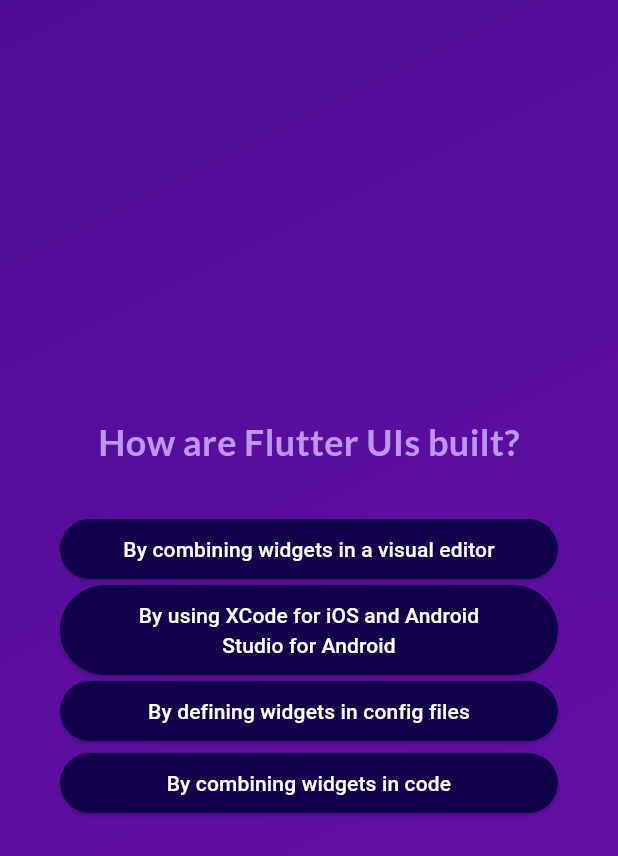
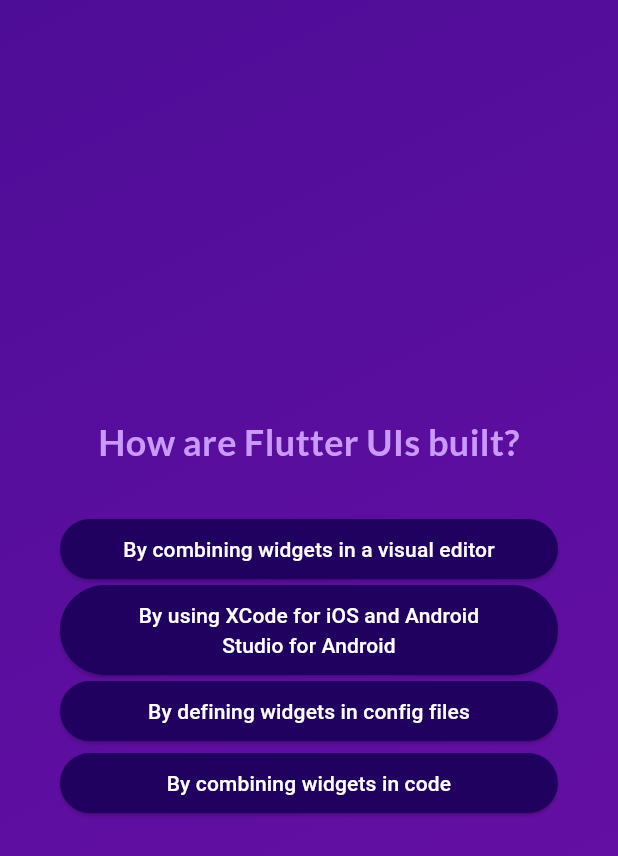
Before and after one commit to MuhammadAhmadd1/Dart-Quiz-App, a Flutter app: the screen it shows after launch, after a tap on "Start Quiz", after a tap on "Components", on a phone screen of 412 x 824 dp. Shown: the top 856 px of the screen. Run offline on Flutter 3.47's test engine with Material 3 defaults, Android fonts, the phone set to English and light mode, and no system bars; our stand-ins replace google_fonts.

Commit message:
Added Comments

```diff
--- a/lib/answer_button.dart
+++ b/lib/answer_button.dart
@@ -1,22 +1,33 @@
 import 'package:flutter/material.dart';
 
 class AnswerButton extends StatelessWidget {
-  const AnswerButton(
-      {required this.answerText, required this.onTap, super.key});
-  final String answerText;
-  final Function() onTap;
+  const AnswerButton({
+    super.key,
+    required this.answerText, // Text displayed on the button
+    required this.onTap,      // Callback function to handle button tap
+  });
+
+  final String answerText;            // The answer text to display on the button
+  final void Function() onTap;        // Function to be called when the button is tapped
+
   @override
-  Widget build(context) {
+  Widget build(BuildContext context) {
     return ElevatedButton(
-      onPressed: onTap,
+      onPressed: onTap, // Set the onPressed event to call the provided function
       style: ElevatedButton.styleFrom(
-        padding: const EdgeInsets.symmetric(vertical: 10, horizontal: 40),
-        backgroundColor: const Color.fromRGBO(17, 1, 75, 1),
-        foregroundColor: Colors.white,
+        padding: const EdgeInsets.symmetric(
+          vertical: 10,   // Vertical padding for the button
+          horizontal: 40,  // Horizontal padding for the button
+        ),
+        backgroundColor: const Color.fromARGB(255, 33, 1, 95), // Button background color
+        foregroundColor: Colors.white, // Text color for the button
+        shape: RoundedRectangleBorder(
+          borderRadius: BorderRadius.circular(40), // Rounded corners for the button
+        ),
       ),
       child: Text(
-        answerText,
-        textAlign: TextAlign.center,
+        answerText, // Display the answer text on the button
+        textAlign: TextAlign.center, // Center align the text
       ),
     );
   }
--- a/lib/models/quiz_questions.dart
+++ b/lib/models/quiz_questions.dart
@@ -1,10 +1,10 @@
 class QuizQuestions {
-  const QuizQuestions(this.text,this.answer);
+  const QuizQuestions(this.text,this.answers);
   final String text;
-  final List<String> answer;
+  final List<String> answers;
 
   List<String> getShuffledAnswers(){
-    final shufflesList = List.of(answer);
+    final shufflesList = List.of(answers);
     shufflesList.shuffle();
     return shufflesList;
   }
--- a/lib/question_screen.dart
+++ b/lib/question_screen.dart
@@ -3,56 +3,67 @@ import 'package:quiz_app/answer_button.dart';
 import 'package:quiz_app/data/questions.dart';
 import 'package:google_fonts/google_fonts.dart';
 
+// A StatefulWidget representing the question screen of the quiz
 class QuestionScreen extends StatefulWidget {
-  const QuestionScreen({super.key,required this.onChoosenanswers});
+  const QuestionScreen({
+    super.key,
+    required this.onSelectAnswer, // Callback function to handle answer selection
+  });
 
-  final void Function(String answer) onChoosenanswers;
+  final void Function(String answer) onSelectAnswer; // Callback for answer selection
 
   @override
   State<QuestionScreen> createState() {
-    return _QuestionsScreenState();
+    return _QuestionScreenState();
   }
 }
 
-class _QuestionsScreenState extends State<QuestionScreen> {
+class _QuestionScreenState extends State<QuestionScreen> {
+  // Variable to track the current question index
   var currentQuestionIndex = 0;
 
-  void nextQuestion(String selectedAnswer) {
-    widget.onChoosenanswers(selectedAnswer);
-    //currentQuestionIndex = currentQuestionIndex +1;
-    //currentQuestionIndex +=1;
+  // Method to handle the answer selection
+  void answerQuestion(String selectedAnswer) {
+    widget.onSelectAnswer(selectedAnswer); // Call the callback with the selected answer
     setState(() {
-      currentQuestionIndex++;
+      currentQuestionIndex++; // Increment the question index
     });
   }
 
   @override
   Widget build(context) {
+    // Get the current question based on the index
     final currentQuestion = questions[currentQuestionIndex];
+
     return SizedBox(
-      width: double.infinity,
+      width: double.infinity, // Make the width take the full width of the parent
       child: Container(
-        margin: const EdgeInsets.all(40),
+        margin: const EdgeInsets.all(40), // Add margin around the container
         child: Column(
-          mainAxisAlignment: MainAxisAlignment.center,
-          crossAxisAlignment: CrossAxisAlignment.stretch,
+          mainAxisAlignment: MainAxisAlignment.center, // Center content vertically
+          crossAxisAlignment: CrossAxisAlignment.stretch, // Stretch content horizontally
           children: [
+            // Display the current question text
             Text(
               currentQuestion.text,
               style: GoogleFonts.lato(
-                  color: const Color.fromARGB(255, 190, 149, 243),
-                  fontSize: 24,
-                  fontWeight: FontWeight.bold),
-              textAlign: TextAlign.center,
+                color: const Color.fromARGB(255, 201, 153, 251), // Text color
+                fontSize: 24, // Font size
+                fontWeight: FontWeight.bold, // Bold font weight
+              ),
+              textAlign: TextAlign.center, // Center the text
             ),
-            const SizedBox(height: 30),
-            ...currentQuestion.getShuffledAnswers().map(
-              (answer) {
-                return AnswerButton(answerText: answer, onTap: () {
-                  nextQuestion(answer);
-                });
-              },
-            ),
+            const SizedBox(height: 30), // Add space between the question and answers
+
+            // Map over the shuffled answers and create an AnswerButton for each
+            ...currentQuestion.getShuffledAnswers().map((answer) {
+              return AnswerButton(
+                answerText: answer, // Pass the answer text to the button
+                onTap: () {
+                  answerQuestion(answer); // Call answerQuestion when the button is tapped
+                },
+              );
+            })
           ],
         ),
       ),
--- a/lib/quiz.dart
+++ b/lib/quiz.dart
@@ -4,7 +4,7 @@ import 'package:quiz_app/result_screen.dart';
 import 'package:quiz_app/start_screen.dart';
 import 'package:quiz_app/question_screen.dart';
 
-class Quiz extends StatefulWidget {
+class Quiz extends StatefulWidget { // The main Quiz widget that manages the quiz state
   const Quiz({super.key});
 
   @override
@@ -14,34 +14,41 @@ class Quiz extends StatefulWidget {
 }
 
 class _QuizState extends State<Quiz> {
-  List<String> selectedAnswers = [];
-  var activeScreen = 'start-screen';
+  List<String> selectedAnswers = []; // List to keep track of the selected answers
 
-  void switchScreen() {
+  var activeScreen = 'start-screen';  // Variable to determine which screen to show
+
+  void switchScreen() { // Method to switch to the questions screen
     setState(() {
-      activeScreen = 'question-screen';
+      activeScreen = 'questions-screen';
     });
   }
 
-  void choosenAnswers(String answer) {
-    selectedAnswers.add(answer);
+  void chooseAnswer(String answer) { // Method to handle answer selection
 
-    if (selectedAnswers.length == questions.length) {
+    selectedAnswers.add(answer);  // Add the chosen answer to the list
+
+    if (selectedAnswers.length == questions.length) {   // Check if all questions have been answered
       setState(() {
-        activeScreen = 'result_screen';
+        activeScreen = 'results-screen'; // Switch to results screen
       });
     }
   }
 
   @override
   Widget build(context) {
-    Widget screenWidget = StartScreen(switchScreen);
+    Widget screenWidget = StartScreen(switchScreen);  // Initialize the starting screen widget
 
-    if (activeScreen == 'question-screen') {
-      screenWidget = QuestionScreen(onChoosenanswers: choosenAnswers);
+    if (activeScreen == 'questions-screen') { // Determine which screen to display based on the active screen
+      screenWidget = QuestionScreen(
+        onSelectAnswer: chooseAnswer,  // Pass the answer selection callback
+      );
     }
-    if (activeScreen == 'result_screen') {
-      screenWidget = ResultScreen(pickedAnswers: selectedAnswers);
+
+    if (activeScreen == 'results-screen') {
+      screenWidget = ResultsScreen(
+        chosenAnswers: selectedAnswers, // Pass the selected answers to results screen
+      );
     }
 
     return MaterialApp(
@@ -57,7 +64,7 @@ class _QuizState extends State<Quiz> {
               end: Alignment.bottomRight,
             ),
           ),
-          child: screenWidget,
+          child: screenWidget,  // Display the current screen widget
         ),
       ),
     );
--- a/lib/start_screen.dart
+++ b/lib/start_screen.dart
@@ -1,33 +1,56 @@
 import 'package:flutter/material.dart';
 import 'package:google_fonts/google_fonts.dart';
 
-    class StartScreen extends StatelessWidget {
+// A StatelessWidget representing the start screen of the quiz
+class StartScreen extends StatelessWidget {
+  // Constructor to initialize the startQuiz callback
   const StartScreen(this.startQuiz, {super.key});
 
+  // Callback function to start the quiz
   final void Function() startQuiz;
 
   @override
   Widget build(context) {
     return Center(
       child: Column(
-        mainAxisSize: MainAxisSize.min,
+        mainAxisSize: MainAxisSize.min, // Center the content vertically
         children: [
+          // Logo image displayed at the top
           Image.asset(
             'assets/images/quiz-logo.png',
-            width: 300,
-            color: const Color.fromARGB(150, 255, 255, 255),
+            width: 300, // Set the width of the image
+            color: const Color.fromARGB(150, 255, 255, 255), // Apply a color filter for opacity
           ),
-          const SizedBox(height: 50),
+          // Uncomment the following code to use a different logo style with opacity
+          /*
+          Opacity(
+            opacity: 0.6,
+            child: Image.asset(
+              'assets/images/quiz-logo.png',
+              width: 300,
+            ),
+          ),
+          */
+          const SizedBox(height: 80), // Add space between the logo and the text
+
+          // Title text for the quiz
           Text(
-            'Learn Flutter in a Fun Way!',
-            style: GoogleFonts.lato(color: Colors.white, fontSize: 22),
+            'Learn Flutter the fun way!',
+            style: GoogleFonts.lato(
+              color: const Color.fromARGB(255, 237, 223, 252), // Text color
+              fontSize: 24, // Font size
+            ),
           ),
-          const SizedBox(height: 30),
+          const SizedBox(height: 30), // Add space between the title and button
+
+          // Outlined button to start the quiz
           OutlinedButton.icon(
-            onPressed: startQuiz,
-            style: OutlinedButton.styleFrom(foregroundColor: Colors.white),
-            label: Text('Start Quiz',style: GoogleFonts.lato(),),
-            icon: const Icon(Icons.arrow_right_sharp),
+            onPressed: startQuiz, // Trigger the startQuiz callback when pressed
+            style: OutlinedButton.styleFrom(
+              foregroundColor: Colors.white, // Set button text color
+            ),
+            icon: const Icon(Icons.arrow_right_alt), // Icon displayed on the button
+            label: const Text('Start Quiz'), // Button label
           )
         ],
       ),
```
Also changed, not shown: lib/questions_summary.dart (+18 -5 lines), lib/result_screen.dart (+35 -25 lines).
